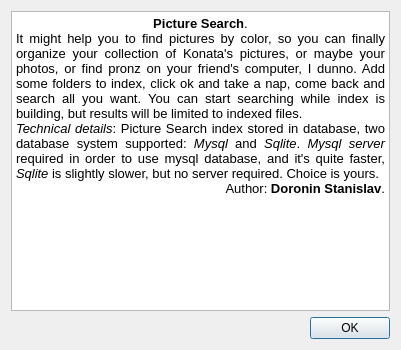
First picture: the form in about.ui, repository overloop/picture_search, before the edit.
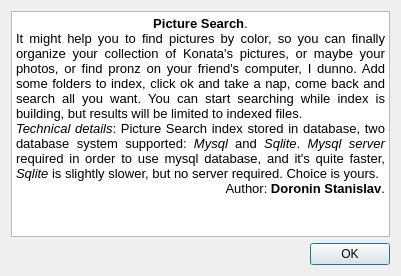
Second picture: the form after the edit.

What changed in the file:
```diff
--- a/about.ui
+++ b/about.ui
@@ -10,7 +10,7 @@
     <x>0</x>
     <y>0</y>
     <width>401</width>
-    <height>350</height>
+    <height>276</height>
    </rect>
   </property>
   <property name="windowTitle">
```
